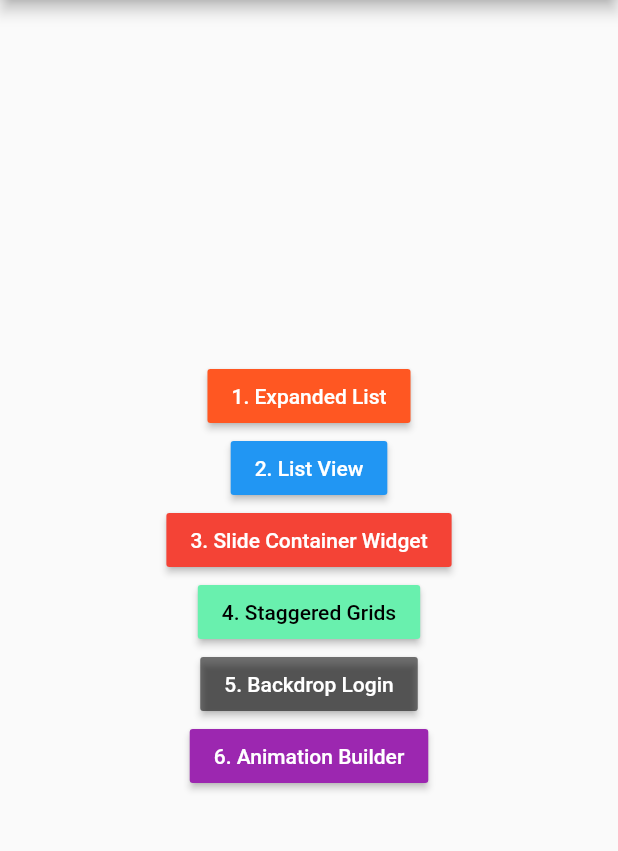
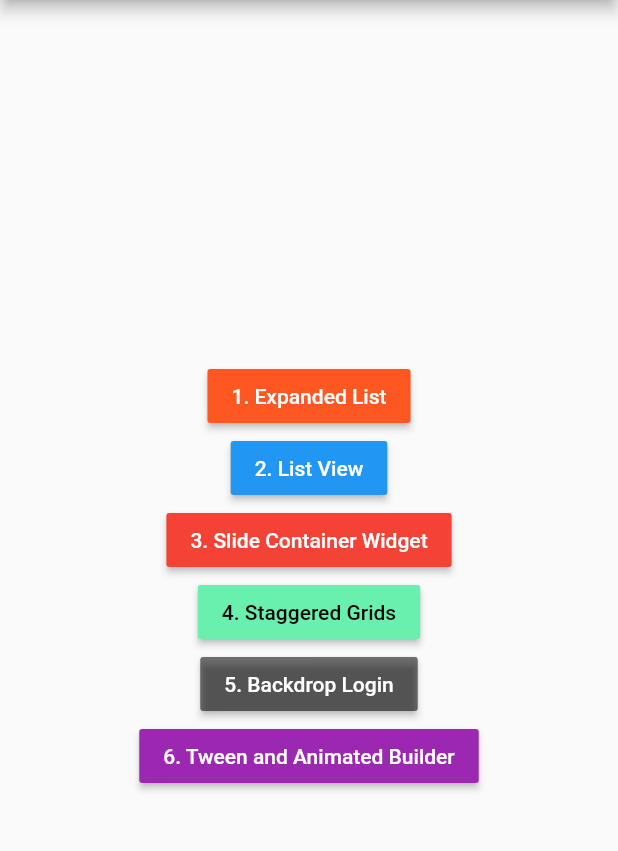
Before and after one commit to app2ai/flutter_widgets, a Flutter app: the screen it shows after launch, on a phone screen of 412 x 824 dp, the part 84-935 px from its top. Run offline on Flutter 3.47's test engine with Material 2 defaults, Android fonts, the phone set to English and light mode, and no system bars; our stand-ins replace backdrop.

Commit message:
added tweenAnimationBuilder Widget

```diff
--- a/lib/main.dart
+++ b/lib/main.dart
@@ -66,8 +66,8 @@ class _MyHomePageState extends State<MyHomePage> {
               color: Colors.black54,
             ),
             RaisedButton(
-              onPressed: ()=> _openWidget(6, "Animation Builder"),
-              child: Text("6. Animation Builder", style: TextStyle(color: Colors.white),),
+              onPressed: ()=> _openWidget(6, "Tween and Animated Builder"),
+              child: Text("6. Tween and Animated Builder", style: TextStyle(color: Colors.white),),
               color: Colors.purple,
             ),
           ],
```
Also changed, not shown: lib/widget/DynamicWidget.dart (+29 -1 lines).
